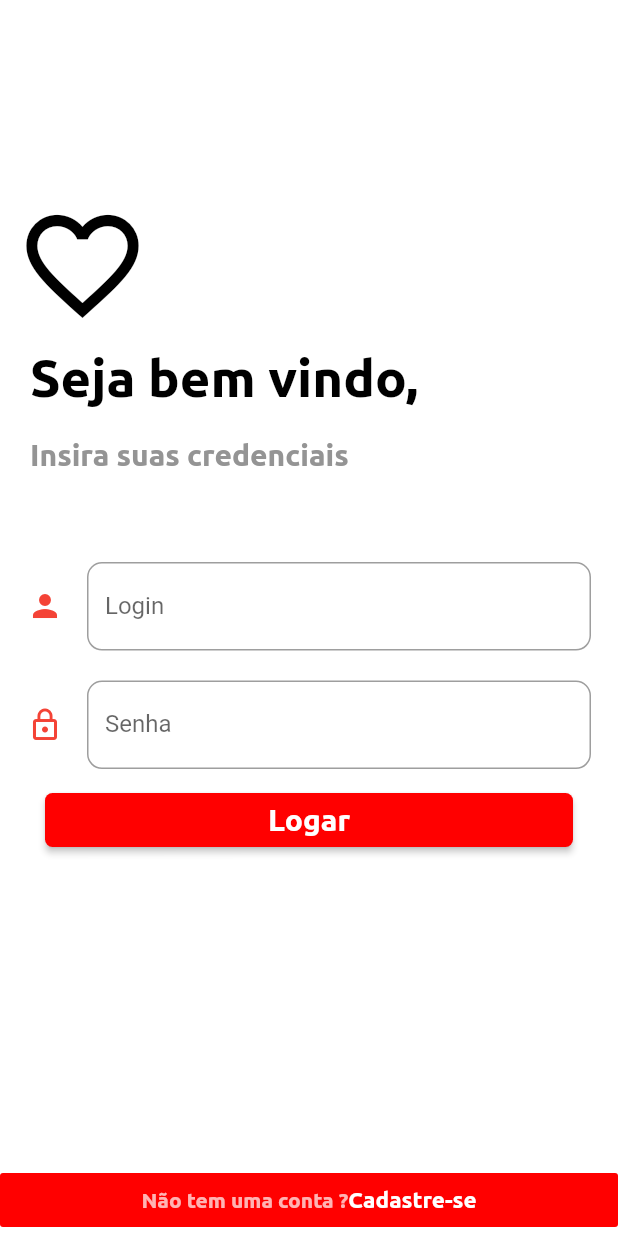
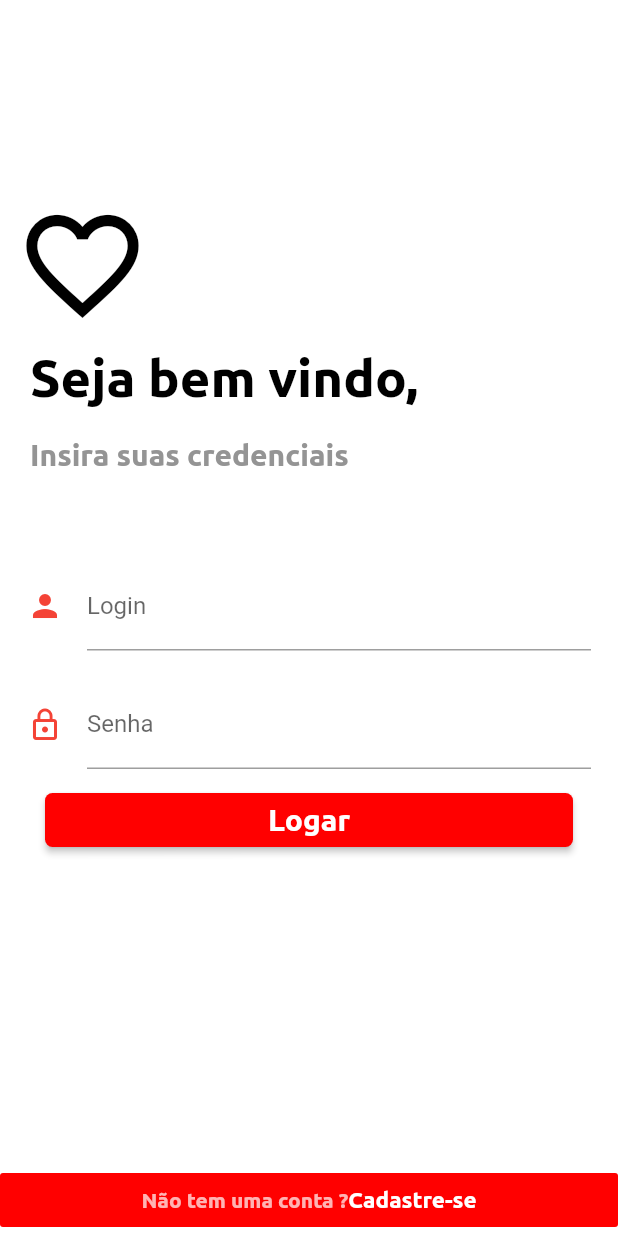
Before and after one commit to pedroelias520/Doador_Consciente, a Flutter app: the screen it shows after launch, on a phone screen of 412 x 824 dp. Run offline on Flutter 3.47's test engine with Material 2 defaults, Android fonts, the phone set to English and light mode, and no system bars; our stand-ins replace auto_size_text, cloud_firestore, firebase_auth, firebase_storage, google_sign_in, image_picker and 2 more; accounts and stored records are empty.

Commit message:
upgrade:protection of password label added

```diff
--- a/doador_consciente/lib/ui/login_screen.dart
+++ b/doador_consciente/lib/ui/login_screen.dart
@@ -119,6 +119,7 @@ class _LoginPageState extends State<LoginPage> {
                         padding: const EdgeInsets.only(
                             top: 50, left: 8.0, right: 8.0),
                         child: TextFormField(
+                          cursorColor: Colors.red,
                           controller: loginController,
                           keyboardType: TextInputType.emailAddress,
                           decoration: InputDecoration(
@@ -126,8 +127,6 @@ class _LoginPageState extends State<LoginPage> {
                               Icons.person,
                               color: Colors.red,
                             ),
-                            border: OutlineInputBorder(
-                                borderRadius: BorderRadius.circular(10.0)),
                             labelText: "Login",
                             hintStyle: TextStyle(
                                 color: Colors.red,
@@ -140,6 +139,7 @@ class _LoginPageState extends State<LoginPage> {
                         padding: const EdgeInsets.only(
                             top: 20, left: 8.0, right: 8.0),
                         child: TextFormField(
+                          obscureText: true,
                           controller: senhaController,
                           keyboardType: TextInputType.visiblePassword,
                           decoration: InputDecoration(
@@ -147,8 +147,6 @@ class _LoginPageState extends State<LoginPage> {
                               Icons.lock_outline,
                               color: Colors.red,
                             ),
-                            border: OutlineInputBorder(
-                                borderRadius: BorderRadius.circular(10.0)),
                             labelText: "Senha",
                             hintStyle: TextStyle(
                                 color: Colors.white,
```
